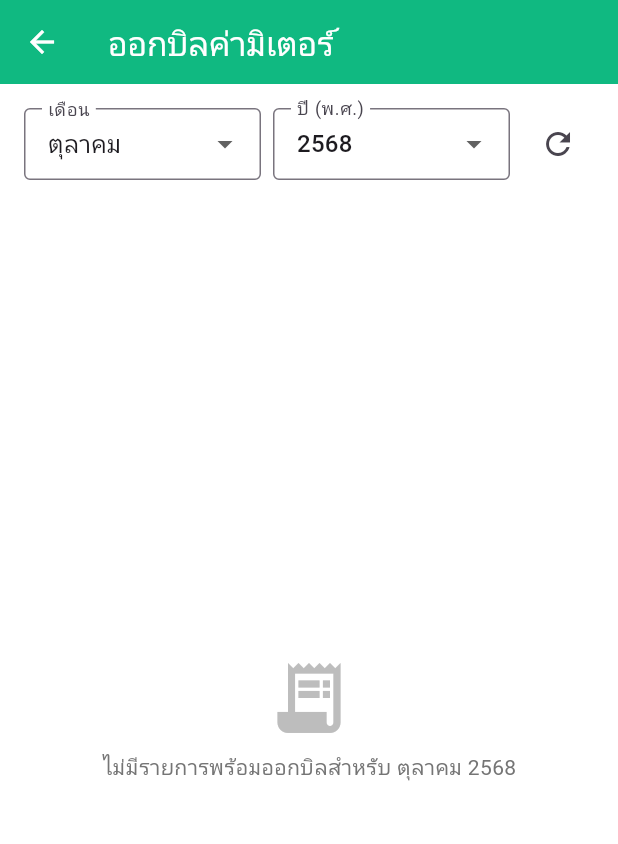
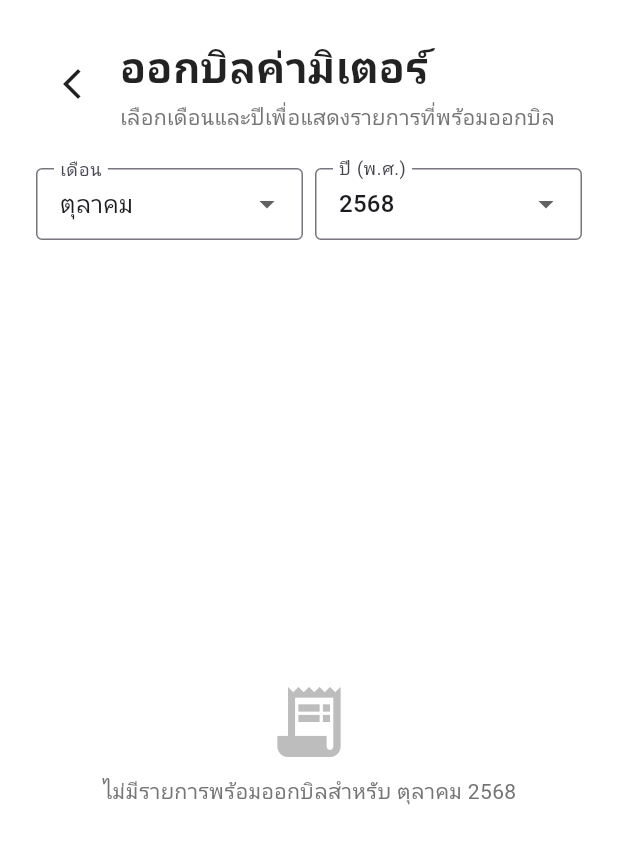
Before and after one commit to Satjatum/Manager_Room_Project1.0, a Flutter app: the MeterBillingPage screen opened directly, on a phone screen of 412 x 824 dp. Shown: the top 844 px of the screen. Run offline on Flutter 3.47's test engine with Material 3 defaults, Android fonts, the phone set to English and light mode, and no system bars; our stand-ins replace file_picker, image_picker, pdf, printing, shared_preferences, supabase_flutter; accounts and stored records are empty; network calls fail.

Commit message:
feat(sadmin): meter_billing_ui — white header; white bordered card list; remove refresh icon (use pull-to-refresh); responsive container widths for Mobile S/M/L, Tablet, Laptop, Laptop L, 4K; centered on mobile only [Droid-assisted]

```diff
--- a/lib/views/sadmin/meter_billing_ui.dart
+++ b/lib/views/sadmin/meter_billing_ui.dart
@@ -1,4 +1,5 @@
 import 'package:flutter/material.dart';
+import 'package:flutter/foundation.dart';
 import '../widgets/colors.dart';
 import '../../services/meter_service.dart';
 import 'invoice_add_ui.dart';
@@ -82,17 +83,66 @@ class _MeterBillingPageState extends State<MeterBillingPage> {
 
   @override
   Widget build(BuildContext context) {
+    final platform = Theme.of(context).platform;
+    final bool isMobileApp = !kIsWeb &&
+        (platform == TargetPlatform.android || platform == TargetPlatform.iOS);
+
     return Scaffold(
       backgroundColor: Colors.white,
-      appBar: AppBar(
-        title: const Text('ออกบิลค่ามิเตอร์'),
-        backgroundColor: AppTheme.primary,
-        foregroundColor: Colors.white,
+      body: SafeArea(
+        child: Column(
+          crossAxisAlignment: CrossAxisAlignment.start,
+          children: [
+            // Header (white)
+            Padding(
+              padding: const EdgeInsets.all(24),
+              child: Row(
+                crossAxisAlignment: CrossAxisAlignment.center,
+                children: [
+                  IconButton(
+                    icon: const Icon(Icons.arrow_back_ios_new,
+                        color: Colors.black87),
+                    onPressed: () {
+                      if (Navigator.of(context).canPop())
+                        Navigator.of(context).pop();
+                    },
+                    tooltip: 'ย้อนกลับ',
                   ),
-      body: Column(
+                  const SizedBox(width: 8),
+                  Expanded(
+                    child: Column(
+                      crossAxisAlignment: CrossAxisAlignment.start,
+                      children: [
+                        const Text(
+                          'ออกบิลค่ามิเตอร์',
+                          style: TextStyle(
+                            fontSize: 28,
+                            fontWeight: FontWeight.bold,
+                            color: Colors.black87,
+                          ),
+                        ),
+                        const SizedBox(height: 4),
+                        Text(
+                          'เลือกเดือนและปีเพื่อแสดงรายการที่พร้อมออกบิล',
+                          style:
+                              TextStyle(fontSize: 14, color: Colors.grey[600]),
+                        ),
+                      ],
+                    ),
+                  ),
+                ],
+              ),
+            ),
+
+            // Filters and list within responsive container
+            Expanded(
+              child: LayoutBuilder(
+                builder: (context, constraints) {
+                  final maxW = _maxContentWidth(constraints.maxWidth);
+                  final content = Column(
                     children: [
                       Padding(
-            padding: const EdgeInsets.all(16),
+                        padding: const EdgeInsets.symmetric(horizontal: 24),
                         child: Row(
                           children: [
                             Expanded(
@@ -105,10 +155,12 @@ class _MeterBillingPageState extends State<MeterBillingPage> {
                                 ),
                                 items: List.generate(12, (i) => i + 1)
                                     .map((m) => DropdownMenuItem(
-                            value: m, child: Text(_getMonthName(m))))
+                                        value: m,
+                                        child: Text(_getMonthName(m))))
                                     .toList(),
                                 onChanged: (v) async {
-                      setState(() => _selectedMonth = v ?? _selectedMonth);
+                                  setState(() =>
+                                      _selectedMonth = v ?? _selectedMonth);
                                   await _loadData();
                                 },
                               ),
@@ -122,36 +174,35 @@ class _MeterBillingPageState extends State<MeterBillingPage> {
                                   border: OutlineInputBorder(),
                                   isDense: true,
                                 ),
-                    items: List.generate(6, (i) => DateTime.now().year - i)
+                                items: List.generate(
+                                        6, (i) => DateTime.now().year - i)
                                     .map((y) => DropdownMenuItem(
                                         value: y, child: Text('${y + 543}')))
                                     .toList(),
                                 onChanged: (v) async {
-                      setState(() => _selectedYear = v ?? _selectedYear);
+                                  setState(() =>
+                                      _selectedYear = v ?? _selectedYear);
                                   await _loadData();
                                 },
                               ),
                             ),
-                const SizedBox(width: 8),
-                IconButton(
-                  tooltip: 'รีเฟรช',
-                  onPressed: _loadData,
-                  icon: const Icon(Icons.refresh),
-                ),
                           ],
                         ),
                       ),
+                      const SizedBox(height: 8),
                       Expanded(
                         child: _loading
                             ? const Center(
-                    child: CircularProgressIndicator(color: AppTheme.primary))
+                                child: CircularProgressIndicator(
+                                    color: AppTheme.primary))
                             : _readings.isEmpty
                                 ? _buildEmpty()
                                 : RefreshIndicator(
                                     onRefresh: _loadData,
                                     color: AppTheme.primary,
                                     child: ListView.separated(
-                          padding: const EdgeInsets.fromLTRB(16, 0, 16, 16),
+                                      padding: const EdgeInsets.fromLTRB(
+                                          24, 0, 24, 24),
                                       itemCount: _readings.length,
                                       separatorBuilder: (_, __) =>
                                           const SizedBox(height: 8),
@@ -161,6 +212,30 @@ class _MeterBillingPageState extends State<MeterBillingPage> {
                                   ),
                       ),
                     ],
+                  );
+
+                  // Center on mobile, left-align on larger screens for readability
+                  if (isMobileApp) {
+                    return Align(
+                      alignment: Alignment.topCenter,
+                      child: ConstrainedBox(
+                        constraints: BoxConstraints(maxWidth: maxW),
+                        child: content,
+                      ),
+                    );
+                  }
+                  return Align(
+                    alignment: Alignment.topLeft,
+                    child: ConstrainedBox(
+                      constraints: BoxConstraints(maxWidth: maxW),
+                      child: content,
+                    ),
+                  );
+                },
+              ),
+            ),
+          ],
+        ),
       ),
     );
   }
@@ -187,26 +262,70 @@ class _MeterBillingPageState extends State<MeterBillingPage> {
     final water = ((r['water_usage'] ?? 0.0) as num).toDouble();
     final elec = ((r['electric_usage'] ?? 0.0) as num).toDouble();
 
-    return Card(
-      child: ListTile(
-        leading: CircleAvatar(
-          backgroundColor: AppTheme.primary.withOpacity(0.1),
+    return Container(
+      decoration: BoxDecoration(
+        color: Colors.white,
+        borderRadius: BorderRadius.circular(12),
+        border: Border.all(color: Colors.grey[300]!, width: 1),
+        boxShadow: const [
+          BoxShadow(color: Color(0x0F000000), blurRadius: 10, spreadRadius: -2),
+        ],
+      ),
+      child: Padding(
+        padding: const EdgeInsets.all(12),
+        child: Row(
+          crossAxisAlignment: CrossAxisAlignment.start,
+          children: [
+            Container(
+              width: 40,
+              height: 40,
+              alignment: Alignment.center,
+              decoration: BoxDecoration(
+                color: AppTheme.primary.withOpacity(0.08),
+                shape: BoxShape.circle,
+              ),
               child: const Icon(Icons.meeting_room, color: AppTheme.primary),
             ),
-        title: Text('ห้อง $roomNo — $tenant',
+            const SizedBox(width: 12),
+            Expanded(
+              child: Column(
+                crossAxisAlignment: CrossAxisAlignment.start,
+                children: [
+                  Text(
+                    'ห้อง $roomNo — $tenant',
                     overflow: TextOverflow.ellipsis,
-            style: const TextStyle(fontWeight: FontWeight.w600)),
-        subtitle: Text(
-            'เดือน ${_getMonthName(r['reading_month'] ?? _selectedMonth)} ${_selectedYear + 543}\nน้ำ: ${water.toStringAsFixed(0)} หน่วย  |  ไฟ: ${elec.toStringAsFixed(0)} หน่วย'),
-        isThreeLine: true,
-        trailing: ElevatedButton.icon(
+                    style: const TextStyle(
+                        fontWeight: FontWeight.w700, fontSize: 15),
+                  ),
+                  const SizedBox(height: 4),
+                  Text(
+                    'เดือน ${_getMonthName(r['reading_month'] ?? _selectedMonth)} ${_selectedYear + 543}',
+                    style:
+                        TextStyle(color: Colors.grey[700], fontSize: 13.5),
+                  ),
+                  const SizedBox(height: 2),
+                  Text(
+                    'น้ำ: ${water.toStringAsFixed(0)} หน่วย  |  ไฟ: ${elec.toStringAsFixed(0)} หน่วย',
+                    style: const TextStyle(fontSize: 13.5),
+                  ),
+                ],
+              ),
+            ),
+            const SizedBox(width: 12),
+            ElevatedButton(
               onPressed: () => _goToInvoice(r),
-          icon: const Icon(Icons.assignment_add),
-          label: const Text('ออกบิล'),
               style: ElevatedButton.styleFrom(
                 backgroundColor: AppTheme.primary,
                 foregroundColor: Colors.white,
+                padding:
+                    const EdgeInsets.symmetric(horizontal: 12, vertical: 8),
+                minimumSize: const Size(0, 36),
+                textStyle:
+                    const TextStyle(fontSize: 13, fontWeight: FontWeight.w600),
               ),
+              child: const Text('ออกบิล'),
+            ),
+          ],
         ),
       ),
     );
@@ -236,3 +355,13 @@ class _MeterBillingPageState extends State<MeterBillingPage> {
     }
   }
 }
+
+// Responsive content widths (Mobile S/M/L, Tablet, Laptop, Laptop L, 4K)
+double _maxContentWidth(double screenWidth) {
+  if (screenWidth >= 2560) return 1280; // 4K
+  if (screenWidth >= 1440) return 1100; // Laptop L
+  if (screenWidth >= 1200) return 1000; // Laptop
+  if (screenWidth >= 900) return 860; // Tablet landscape / small desktop
+  if (screenWidth >= 600) return 560; // Mobile L / Tablet portrait
+  return screenWidth; // Mobile S/M
+}
```
Lines whose indentation alone changed are shown as unchanged.
